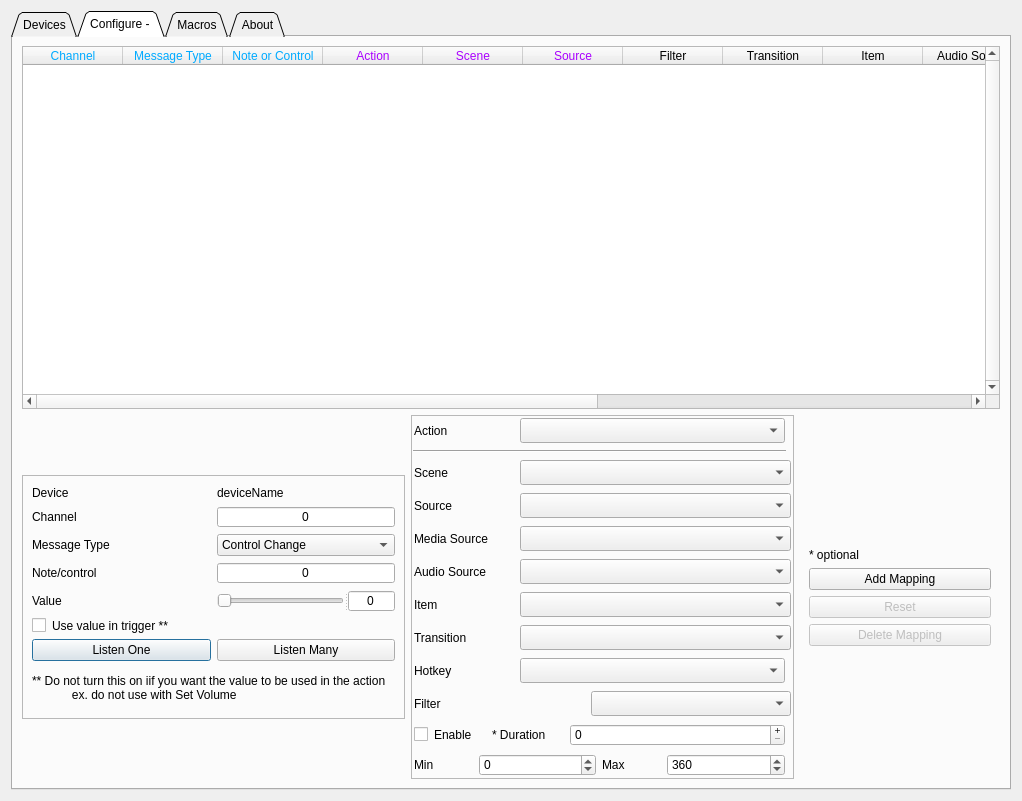
Old version of the form src/forms/settings-dialog.ui in the repository teisenbe/obs-midi.
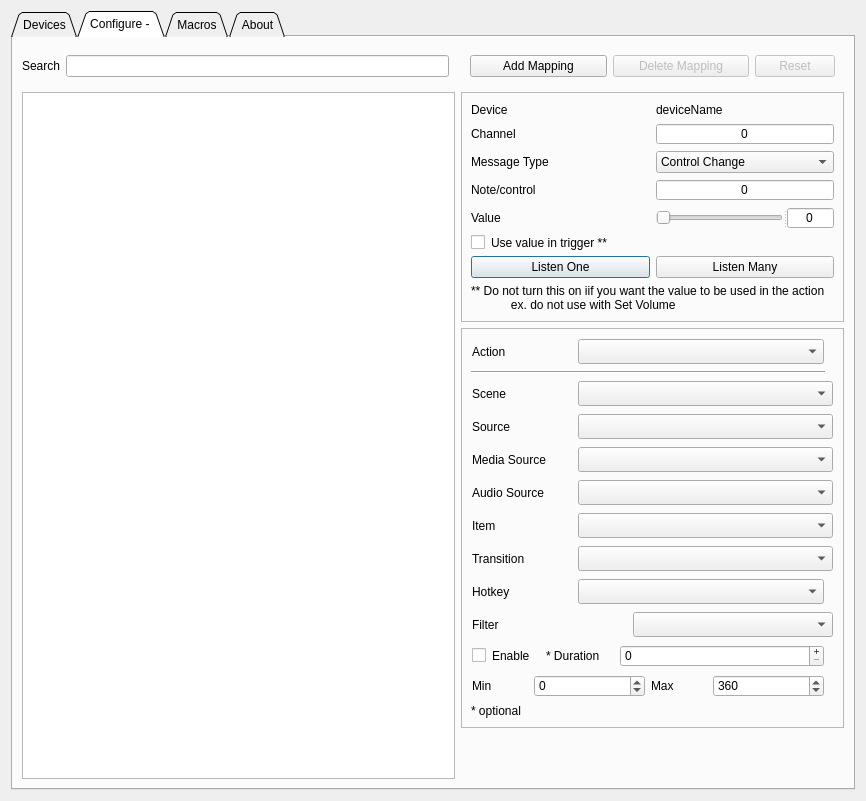
New version of the form.

Commit message: Change Mapping table to mapping List

Patch:
```diff
--- a/src/forms/settings-dialog.ui
+++ b/src/forms/settings-dialog.ui
@@ -9,7 +9,7 @@
    <rect>
     <x>0</x>
     <y>0</y>
-    <width>1022</width>
+    <width>866</width>
     <height>801</height>
    </rect>
   </property>
@@ -254,10 +254,42 @@
        <string>Configure - </string>
       </attribute>
       <layout class="QGridLayout" name="gridLayout_30">
-       <item row="1" column="0">
+       <item row="1" column="0" rowspan="3" colspan="3">
+        <widget class="QListWidget" name="list_mapping">
+         <property name="autoFillBackground">
+          <bool>true</bool>
+         </property>
+         <property name="editTriggers">
+          <set>QAbstractItemView::NoEditTriggers</set>
+         </property>
+         <property name="showDropIndicator" stdset="0">
+          <bool>false</bool>
+         </property>
+         <property name="defaultDropAction">
+          <enum>Qt::IgnoreAction</enum>
+         </property>
+         <property name="alternatingRowColors">
+          <bool>true</bool>
+         </property>
+         <property name="uniformItemSizes">
+          <bool>true</bool>
+         </property>
+        </widget>
+       </item>
+       <item row="0" column="0">
+        <widget class="QLabel" name="label_5">
+         <property name="text">
+          <string>Search</string>
+         </property>
+        </widget>
+       </item>
+       <item row="0" column="1">
+        <widget class="QLineEdit" name="lineEdit"/>
+       </item>
+       <item row="1" column="3">
         <widget class="QFrame" name="wid_midi">
          <property name="sizePolicy">
-          <sizepolicy hsizetype="MinimumExpanding" vsizetype="Fixed">
+          <sizepolicy hsizetype="Preferred" vsizetype="Fixed">
            <horstretch>0</horstretch>
            <verstretch>0</verstretch>
           </sizepolicy>
@@ -625,7 +657,7 @@
          </layout>
         </widget>
        </item>
-       <item row="1" column="1">
+       <item row="2" column="3">
         <widget class="QFrame" name="wid_Action">
          <property name="sizePolicy">
           <sizepolicy hsizetype="Preferred" vsizetype="Fixed">
@@ -654,19 +686,151 @@
          <property name="lineWidth">
           <number>3</number>
          </property>
-         <layout class="QGridLayout" name="gridLayout_23" rowstretch="1,0,0,0,0,0,0,0,0,0,0,0,0,0,0,0">
+         <layout class="QGridLayout" name="gridLayout_23" rowstretch="1,0,0,0,0,0,0,0,0,0,0,0,0,0,0,0,0">
           <property name="leftMargin">
-           <number>1</number>
+           <number>9</number>
           </property>
           <property name="topMargin">
-           <number>1</number>
+           <number>9</number>
           </property>
           <property name="rightMargin">
-           <number>1</number>
+           <number>9</number>
           </property>
           <property name="bottomMargin">
-           <number>1</number>
+           <number>9</number>
           </property>
+          <property name="horizontalSpacing">
+           <number>9</number>
+          </property>
+          <property name="verticalSpacing">
+           <number>6</number>
+          </property>
+          <item row="7" column="0" colspan="2">
+           <widget class="QWidget" name="w_media" native="true">
+            <property name="enabled">
+             <bool>true</bool>
+            </property>
+            <layout class="QGridLayout" name="gridLayout_24" columnstretch="1,3">
+             <property name="leftMargin">
+              <number>1</number>
+             </property>
+             <property name="topMargin">
+              <number>1</number>
+             </property>
+             <property name="rightMargin">
+              <number>1</number>
+             </property>
+             <property name="bottomMargin">
+              <number>1</number>
+             </property>
+             <item row="0" column="0">
+              <widget class="QLabel" name="label_obs_output_media_source">
+               <property name="sizePolicy">
+                <sizepolicy hsizetype="MinimumExpanding" vsizetype="Fixed">
+                 <horstretch>0</horstretch>
+                 <verstretch>0</verstretch>
+                </sizepolicy>
+               </property>
+               <property name="minimumSize">
+                <size>
+                 <width>100</width>
+                 <height>15</height>
+                </size>
+               </property>
+               <property name="maximumSize">
+                <size>
+                 <width>16777215</width>
+                 <height>50</height>
+                </size>
+               </property>
+               <property name="text">
+                <string>Media Source</string>
+               </property>
+              </widget>
+             </item>
+             <item row="0" column="1">
+              <widget class="QComboBox" name="cb_obs_output_media_source">
+               <property name="sizePolicy">
+                <sizepolicy hsizetype="MinimumExpanding" vsizetype="Fixed">
+                 <horstretch>0</horstretch>
+                 <verstretch>0</verstretch>
+                </sizepolicy>
+               </property>
+               <property name="minimumSize">
+                <size>
+                 <width>200</width>
+                 <height>25</height>
+                </size>
+               </property>
+               <property name="maximumSize">
+                <size>
+                 <width>16777215</width>
+                 <height>50</height>
+                </size>
+               </property>
+               <property name="sizeAdjustPolicy">
+                <enum>QComboBox::AdjustToContents</enum>
+               </property>
+              </widget>
+             </item>
+            </layout>
+           </widget>
+          </item>
+          <item row="15" column="0">
+           <widget class="QWidget" name="widget_range" native="true">
+            <layout class="QGridLayout" name="gridLayout_27" columnstretch="1,2,1,2">
+             <property name="leftMargin">
+              <number>1</number>
+             </property>
+             <property name="topMargin">
+              <number>1</number>
+             </property>
+             <property name="rightMargin">
+              <number>1</number>
+             </property>
+             <property name="bottomMargin">
+              <number>1</number>
+             </property>
+             <item row="0" column="0">
+              <widget class="QLabel" name="label_min">
+               <property name="text">
+                <string>Min</string>
+               </property>
+              </widget>
+             </item>
+             <item row="0" column="1">
+              <widget class="QSpinBox" name="sb_min">
+               <property name="minimum">
+                <number>-5000</number>
+               </property>
+               <property name="maximum">
+                <number>5000</number>
+               </property>
+              </widget>
+             </item>
+             <item row="0" column="2">
+              <widget class="QLabel" name="label_max">
+               <property name="text">
+                <string>Max</string>
+               </property>
+              </widget>
+             </item>
+             <item row="0" column="3">
+              <widget class="QSpinBox" name="sb_max">
+               <property name="minimum">
+                <number>-5000</number>
+               </property>
+               <property name="maximum">
+                <number>5000</number>
+               </property>
+               <property name="value">
+                <number>360</number>
+               </property>
+              </widget>
+             </item>
+            </layout>
+           </widget>
+          </item>
           <item row="1" column="0">
            <widget class="Line" name="line">
             <property name="orientation">
@@ -674,12 +838,80 @@
             </property>
            </widget>
           </item>
-          <item row="10" column="0" rowspan="2" colspan="2">
-           <widget class="QWidget" name="w_transition" native="true">
+          <item row="0" column="0">
+           <widget class="QWidget" name="widget_6" native="true">
+            <layout class="QGridLayout" name="gridLayout_4" columnstretch="1,0">
+             <property name="leftMargin">
+              <number>1</number>
+             </property>
+             <property name="topMargin">
+              <number>1</number>
+             </property>
+             <property name="rightMargin">
+              <number>1</number>
+             </property>
+             <property name="bottomMargin">
+              <number>1</number>
+             </property>
+             <item row="0" column="0">
+              <widget class="QLabel" name="label_obs_output_action">
+               <property name="sizePolicy">
+                <sizepolicy hsizetype="MinimumExpanding" vsizetype="Fixed">
+                 <horstretch>0</horstretch>
+                 <verstretch>0</verstretch>
+                </sizepolicy>
+               </property>
+               <property name="minimumSize">
+                <size>
+                 <width>100</width>
+                 <height>25</height>
+                </size>
+               </property>
+               <property name="maximumSize">
+                <size>
+                 <width>100</width>
+                 <height>25</height>
+                </size>
+               </property>
+               <property name="text">
+                <string>Action</string>
+               </property>
+              </widget>
+             </item>
+             <item row="0" column="1">
+              <widget class="QComboBox" name="cb_obs_output_action">
+               <property name="sizePolicy">
+                <sizepolicy hsizetype="MinimumExpanding" vsizetype="Fixed">
+                 <horstretch>0</horstretch>
+                 <verstretch>0</verstretch>
+                </sizepolicy>
+               </property>
+               <property name="minimumSize">
+                <size>
+                 <width>200</width>
+                 <height>25</height>
+                </size>
+               </property>
+               <property name="maximumSize">
+                <size>
+                 <width>16777215</width>
+                 <height>25</height>
+                </size>
+               </property>
+               <property name="sizeAdjustPolicy">
+                <enum>QComboBox::AdjustToContents</enum>
+               </property>
+              </widget>
+             </item>
+            </layout>
+           </widget>
+          </item>
+          <item row="12" column="0">
+           <widget class="QWidget" name="w_hotkey" native="true">
             <property name="enabled">
              <bool>true</bool>
             </property>
-            <layout class="QGridLayout" name="gridLayout_22" columnstretch="1,3">
+            <layout class="QGridLayout" name="gridLayout_32" columnstretch="1,3">
              <property name="leftMargin">
               <number>1</number>
              </property>
@@ -693,7 +925,7 @@
               <number>1</number>
              </property>
              <item row="0" column="0">
-              <widget class="QLabel" name="label_obs_output_transition">
+              <widget class="QLabel" name="label_obs_output_hotkey">
                <property name="sizePolicy">
                 <sizepolicy hsizetype="MinimumExpanding" vsizetype="Fixed">
                  <horstretch>0</horstretch>
@@ -703,22 +935,22 @@
                <property name="minimumSize">
                 <size>
                  <width>100</width>
-                 <height>25</height>
+                 <height>15</height>
                 </size>
                </property>
                <property name="maximumSize">
                 <size>
                  <width>16777215</width>
-                 <height>25</height>
+                 <height>50</height>
                 </size>
                </property>
                <property name="text">
-                <string>Transition</string>
+                <string>Hotkey</string>
                </property>
               </widget>
              </item>
              <item row="0" column="1">
-              <widget class="QComboBox" name="cb_obs_output_transition">
+              <widget class="QComboBox" name="cb_obs_output_hotkey">
                <property name="sizePolicy">
                 <sizepolicy hsizetype="MinimumExpanding" vsizetype="Fixed">
                  <horstretch>0</horstretch>
@@ -734,7 +966,7 @@
                <property name="maximumSize">
                 <size>
                  <width>16777215</width>
-                 <height>25</height>
+                 <height>50</height>
                 </size>
                </property>
                <property name="sizeAdjustPolicy">
@@ -867,6 +1099,77 @@
             </layout>
            </widget>
           </item>
+          <item row="2" column="0" rowspan="4" colspan="2">
+           <widget class="QWidget" name="w_scene" native="true">
+            <property name="enabled">
+             <bool>true</bool>
+            </property>
+            <layout class="QGridLayout" name="gridLayout_19" columnstretch="1,3">
+             <property name="leftMargin">
+              <number>1</number>
+             </property>
+             <property name="topMargin">
+              <number>1</number>
+             </property>
+             <property name="rightMargin">
+              <number>1</number>
+             </property>
+             <property name="bottomMargin">
+              <number>1</number>
+             </property>
+             <item row="0" column="0">
+              <widget class="QLabel" name="label_obs_output_scene">
+               <property name="sizePolicy">
+                <sizepolicy hsizetype="MinimumExpanding" vsizetype="Fixed">
+                 <horstretch>0</horstretch>
+                 <verstretch>0</verstretch>
+                </sizepolicy>
+               </property>
+               <property name="minimumSize">
+                <size>
+                 <width>100</width>
+                 <height>15</height>
+                </size>
+               </property>
+               <property name="maximumSize">
+                <size>
+                 <width>16777215</width>
+                 <height>50</height>
+                </size>
+               </property>
+               <property name="text">
+                <string>Scene</string>
+               </property>
+              </widget>
+             </item>
+             <item row="0" column="1">
+              <widget class="QComboBox" name="cb_obs_output_scene">
+               <property name="sizePolicy">
+                <sizepolicy hsizetype="MinimumExpanding" vsizetype="Fixed">
+                 <horstretch>0</horstretch>
+                 <verstretch>0</verstretch>
+                </sizepolicy>
+               </property>
+               <property name="minimumSize">
+                <size>
+                 <width>200</width>
+                 <height>25</height>
+                </size>
+               </property>
+               <property name="maximumSize">
+                <size>
+                 <width>16777215</width>
+                 <height>25</height>
+                </size>
+               </property>
+               <property name="sizeAdjustPolicy">
+                <enum>QComboBox::AdjustToContents</enum>
+               </property>
+              </widget>
+             </item>
+            </layout>
+           </widget>
+          </item>
           <item row="6" column="0" colspan="2">
            <widget class="QWidget" name="w_source" native="true">
             <property name="enabled">
@@ -938,12 +1241,12 @@
             </layout>
            </widget>
           </item>
-          <item row="7" column="0" colspan="2">
-           <widget class="QWidget" name="w_media" native="true">
+          <item row="10" column="0" rowspan="2" colspan="2">
+           <widget class="QWidget" name="w_transition" native="true">
             <property name="enabled">
              <bool>true</bool>
             </property>
-            <layout class="QGridLayout" name="gridLayout_24" columnstretch="1,3">
+            <layout class="QGridLayout" name="gridLayout_22" columnstretch="1,3">
              <property name="leftMargin">
               <number>1</number>
              </property>
@@ -957,7 +1260,7 @@
               <number>1</number>
              </property>
              <item row="0" column="0">
-              <widget class="QLabel" name="label_obs_output_media_source">
+              <widget class="QLabel" name="label_obs_output_transition">
                <property name="sizePolicy">
                 <sizepolicy hsizetype="MinimumExpanding" vsizetype="Fixed">
                  <horstretch>0</horstretch>
@@ -967,22 +1270,22 @@
                <property name="minimumSize">
                 <size>
                  <width>100</width>
-                 <height>15</height>
+                 <height>25</height>
                 </size>
                </property>
                <property name="maximumSize">
                 <size>
                  <width>16777215</width>
-                 <height>50</height>
+                 <height>25</height>
                 </size>
                </property>
                <property name="text">
-                <string>Media Source</string>
+                <string>Transition</string>
                </property>
               </widget>
              </item>
              <item row="0" column="1">
-              <widget class="QComboBox" name="cb_obs_output_media_source">
+              <widget class="QComboBox" name="cb_obs_output_transition">
                <property name="sizePolicy">
                 <sizepolicy hsizetype="MinimumExpanding" vsizetype="Fixed">
                  <horstretch>0</horstretch>
@@ -998,7 +1301,7 @@
                <property name="maximumSize">
                 <size>
                  <width>16777215</width>
-                 <height>50</height>
+                 <height>25</height>
                 </size>
                </property>
                <property name="sizeAdjustPolicy">
@@ -1009,61 +1312,6 @@
             </layout>
            </widget>
           </item>
-          <item row="15" column="0">
-           <widget class="QWidget" name="widget_range" native="true">
-            <layout class="QGridLayout" name="gridLayout_27" columnstretch="1,2,1,2">
-             <property name="leftMargin">
-              <number>1</number>
-             </property>
-             <property name="topMargin">
-              <number>1</number>
-             </property>
-             <property name="rightMargin">
-              <number>1</number>
-             </property>
-             <property name="bottomMargin">
-              <number>1</number>
-             </property>
-             <item row="0" column="0">
-              <widget class="QLabel" name="label_min">
-               <property name="text">
-                <string>Min</string>
-               </property>
-              </widget>
-             </item>
-             <item row="0" column="1">
-              <widget class="QSpinBox" name="sb_min">
-               <property name="minimum">
-                <number>-5000</number>
-               </property>
-               <property name="maximum">
-                <number>5000</number>
-               </property>
-              </widget>
-             </item>
-             <item row="0" column="2">
-              <widget class="QLabel" name="label_max">
-               <property name="text">
-                <string>Max</string>
-               </property>
-              </widget>
-             </item>
-             <item row="0" column="3">
-              <widget class="QSpinBox" name="sb_max">
-               <property name="minimum">
-                <number>-5000</number>
-               </property>
-               <property name="maximum">
-                <number>5000</number>
-               </property>
-               <property name="value">
-                <number>360</number>
-               </property>
-              </widget>
-             </item>
-            </layout>
-           </widget>
-          </item>
           <item row="9" column="0" colspan="2">
            <widget class="QWidget" name="w_item" native="true">
             <property name="enabled">
@@ -1135,74 +1383,6 @@
             </layout>
            </widget>
           </item>
-          <item row="0" column="0">
-           <widget class="QWidget" name="widget_6" native="true">
-            <layout class="QGridLayout" name="gridLayout_4" columnstretch="1,0">
-             <property name="leftMargin">
-              <number>1</number>
-             </property>
-             <property name="topMargin">
-              <number>1</number>
-             </property>
-             <property name="rightMargin">
-              <number>1</number>
-             </property>
-             <property name="bottomMargin">
-              <number>1</number>
-             </property>
-             <item row="0" column="0">
-              <widget class="QLabel" name="label_obs_output_action">
-               <property name="sizePolicy">
-                <sizepolicy hsizetype="MinimumExpanding" vsizetype="Fixed">
-                 <horstretch>0</horstretch>
-                 <verstretch>0</verstretch>
-                </sizepolicy>
-               </property>
-               <property name="minimumSize">
-                <size>
-                 <width>100</width>
-                 <height>25</height>
-                </size>
-               </property>
-               <property name="maximumSize">
-                <size>
-                 <width>100</width>
-                 <height>25</height>
-                </size>
-               </property>
-               <property name="text">
-                <string>Action</string>
-               </property>
-              </widget>
-             </item>
-             <item row="0" column="1">
-              <widget class="QComboBox" name="cb_obs_output_action">
-               <property name="sizePolicy">
-                <sizepolicy hsizetype="MinimumExpanding" vsizetype="Fixed">
-                 <horstretch>0</horstretch>
-                 <verstretch>0</verstretch>
-                </sizepolicy>
-               </property>
-               <property name="minimumSize">
-                <size>
-                 <width>200</width>
-                 <height>25</height>
-                </size>
-               </property>
-               <property name="maximumSize">
-                <size>
-                 <width>16777215</width>
-                 <height>25</height>
-                </size>
-               </property>
-               <property name="sizeAdjustPolicy">
-                <enum>QComboBox::AdjustToContents</enum>
-               </property>
-              </widget>
-             </item>
-            </layout>
-           </widget>
-          </item>
           <item row="8" column="0" colspan="2">
            <widget class="QWidget" name="w_audio" native="true">
             <property name="enabled">
@@ -1274,161 +1454,42 @@
             </layout>
            </widget>
           </item>
-          <item row="2" column="0" rowspan="4" colspan="2">
-           <widget class="QWidget" name="w_scene" native="true">
-            <property name="enabled">
-             <bool>true</bool>
+          <item row="16" column="0">
+           <widget class="QLabel" name="label_optional">
+            <property name="text">
+             <string>* optional</string>
             </property>
-            <layout class="QGridLayout" name="gridLayout_19" columnstretch="1,3">
-             <property name="leftMargin">
-              <number>1</number>
-             </property>
-             <property name="topMargin">
-              <number>1</number>
-             </property>
-             <property name="rightMargin">
-              <number>1</number>
-             </property>
-             <property name="bottomMargin">
-              <number>1</number>
-             </property>
-             <item row="0" column="0">
-              <widget class="QLabel" name="label_obs_output_scene">
-               <property name="sizePolicy">
-                <sizepolicy hsizetype="MinimumExpanding" vsizetype="Fixed">
-                 <horstretch>0</horstretch>
-                 <verstretch>0</verstretch>
-                </sizepolicy>
-               </property>
-               <property name="minimumSize">
-                <size>
-                 <width>100</width>
-                 <height>15</height>
-                </size>
-               </property>
-               <property name="maximumSize">
-                <size>
-                 <width>16777215</width>
-                 <height>50</height>
-                </size>
-               </property>
-               <property name="text">
-                <string>Scene</string>
-               </property>
-              </widget>
-             </item>
-             <item row="0" column="1">
-              <widget class="QComboBox" name="cb_obs_output_scene">
-               <property name="sizePolicy">
-                <sizepolicy hsizetype="MinimumExpanding" vsizetype="Fixed">
-                 <horstretch>0</horstretch>
-                 <verstretch>0</verstretch>
-                </sizepolicy>
-               </property>
-               <property name="minimumSize">
-                <size>
-                 <width>200</width>
-                 <height>25</height>
-                </size>
-               </property>
-               <property name="maximumSize">
-                <size>
-                 <width>16777215</width>
-                 <height>25</height>
-                </size>
-               </property>
-               <property name="sizeAdjustPolicy">
-                <enum>QComboBox::AdjustToContents</enum>
-               </property>
-              </widget>
-             </item>
-            </layout>
-           </widget>
-          </item>
-          <item row="12" column="0">
-           <widget class="QWidget" name="w_hotkey" native="true">
-            <property name="enabled">
-             <bool>true</bool>
-            </property>
-            <layout class="QGridLayout" name="gridLayout_32" columnstretch="1,3">
-             <property name="leftMargin">
-              <number>1</number>
-             </property>
-             <property name="topMargin">
-              <number>1</number>
-             </property>
-             <property name="rightMargin">
-              <number>1</number>
-             </property>
-             <property name="bottomMargin">
-              <number>1</number>
-             </property>
-             <item row="0" column="0">
-              <widget class="QLabel" name="label_obs_output_hotkey">
-               <property name="sizePolicy">
-                <sizepolicy hsizetype="MinimumExpanding" vsizetype="Fixed">
-                 <horstretch>0</horstretch>
-                 <verstretch>0</verstretch>
-                </sizepolicy>
-               </property>
-               <property name="minimumSize">
-                <size>
-                 <width>100</width>
-                 <height>15</height>
-                </size>
-               </property>
-               <property name="maximumSize">
-                <size>
-                 <width>16777215</width>
-                 <height>50</height>
-                </size>
-               </property>
-               <property name="text">
-                <string>Hotkey</string>
-               </property>
-              </widget>
-             </item>
-             <item row="0" column="1">
-              <widget class="QComboBox" name="cb_obs_output_hotkey">
-               <property name="sizePolicy">
-                <sizepolicy hsizetype="MinimumExpanding" vsizetype="Fixed">
-                 <horstretch>0</horstretch>
-                 <verstretch>0</verstretch>
-                </sizepolicy>
-               </property>
-               <property name="minimumSize">
-                <size>
-                 <width>200</width>
-                 <height>25</height>
-                </size>
-               </property>
-               <property name="maximumSize">
-                <size>
-                 <width>16777215</width>
-                 <height>50</height>
-                </size>
-               </property>
-               <property name="sizeAdjustPolicy">
-                <enum>QComboBox::AdjustToContents</enum>
-               </property>
-              </widget>
-             </item>
-            </layout>
            </widget>
           </item>
          </layout>
         </widget>
        </item>
-       <item row="1" column="2">
+       <item row="0" column="3">
         <widget class="QWidget" name="widget_7" native="true">
+         <property name="sizePolicy">
+          <sizepolicy hsizetype="MinimumExpanding" vsizetype="Preferred">
+           <horstretch>0</horstretch>
+           <verstretch>0</verstretch>
+          </sizepolicy>
+         </property>
          <property name="maximumSize">
           <size>
-           <width>200</width>
+           <width>16777215</width>
            <height>16777215</height>
           </size>
          </property>
          <layout class="QGridLayout" name="gridLayout_28">
-          <item row="4" column="0">
+          <item row="1" column="4">
+           <widget class="QPushButton" name="btn_reset">
+            <property name="enabled">
+             <bool>false</bool>
+            </property>
+            <property name="text">
+             <string>Reset</string>
+            </property>
+           </widget>
+          </item>
+          <item row="1" column="3">
            <widget class="QPushButton" name="btn_delete">
             <property name="enabled">
              <bool>false</bool>
@@ -1450,14 +1511,7 @@
             </property>
            </widget>
           </item>
-          <item row="1" column="0">
-           <widget class="QLabel" name="label_optional">
-            <property name="text">
-             <string>* optional</string>
-            </property>
-           </widget>
-          </item>
-          <item row="2" column="0">
+          <item row="1" column="2">
            <widget class="QPushButton" name="btn_add">
             <property name="sizePolicy">
              <sizepolicy hsizetype="MinimumExpanding" vsizetype="Fixed">
@@ -1476,220 +1530,9 @@
             </property>
            </widget>
           </item>
-          <item row="0" column="0">
-           <spacer name="verticalSpacer_4">
-            <property name="orientation">
-             <enum>Qt::Vertical</enum>
-            </property>
-            <property name="sizeHint" stdset="0">
-             <size>
-              <width>20</width>
-              <height>40</height>
-             </size>
-            </property>
-           </spacer>
-          </item>
-          <item row="6" column="0">
-           <spacer name="verticalSpacer_3">
-            <property name="orientation">
-             <enum>Qt::Vertical</enum>
-            </property>
-            <property name="sizeHint" stdset="0">
-             <size>
-              <width>20</width>
-              <height>40</height>
-             </size>
-            </property>
-           </spacer>
-          </item>
-          <item row="3" column="0">
-           <widget class="QPushButton" name="btn_reset">
-            <property name="enabled">
-             <bool>false</bool>
-            </property>
-            <property name="text">
-             <string>Reset</string>
-            </property>
-           </widget>
-          </item>
          </layout>
         </widget>
        </item>
-       <item row="0" column="0" colspan="3">
-        <widget class="QTableWidget" name="table_mapping">
-         <property name="sizePolicy">
-          <sizepolicy hsizetype="MinimumExpanding" vsizetype="Preferred">
-           <horstretch>0</horstretch>
-           <verstretch>3</verstretch>
-          </sizepolicy>
-         </property>
-         <property name="minimumSize">
-          <size>
-           <width>400</width>
-           <height>200</height>
-          </size>
-         </property>
-         <property name="verticalScrollBarPolicy">
-          <enum>Qt::ScrollBarAlwaysOn</enum>
-         </property>
-         <property name="sizeAdjustPolicy">
-          <enum>QAbstractScrollArea::AdjustIgnored</enum>
-         </property>
-         <property name="editTriggers">
-          <set>QAbstractItemView::NoEditTriggers</set>
-         </property>
-         <property name="alternatingRowColors">
-          <bool>true</bool>
-         </property>
-         <property name="selectionMode">
-          <enum>QAbstractItemView::SingleSelection</enum>
-         </property>
-         <property name="selectionBehavior">
-          <enum>QAbstractItemView::SelectRows</enum>
-         </property>
-         <property name="verticalScrollMode">
-          <enum>QAbstractItemView::ScrollPerPixel</enum>
-         </property>
-         <attribute name="horizontalHeaderCascadingSectionResizes">
-          <bool>false</bool>
-         </attribute>
-         <attribute name="horizontalHeaderShowSortIndicator" stdset="0">
-          <bool>true</bool>
-         </attribute>
-         <attribute name="horizontalHeaderStretchLastSection">
-          <bool>false</bool>
-         </attribute>
-         <column>
-          <property name="text">
-           <string>Channel</string>
-          </property>
-          <property name="foreground">
-           <brush brushstyle="SolidPattern">
-            <color alpha="255">
-             <red>0</red>
-             <green>170</green>
-             <blue>255</blue>
-            </color>
-           </brush>
-          </property>
-         </column>
-         <column>
-          <property name="text">
-           <string>Message Type</string>
-          </property>
-          <property name="foreground">
-           <brush brushstyle="SolidPattern">
-            <color alpha="255">
-             <red>0</red>
-             <green>170</green>
-             <blue>255</blue>
-            </color>
-           </brush>
-          </property>
-         </column>
-         <column>
-          <property name="text">
-           <string>Note or Control</string>
-          </property>
-          <property name="foreground">
-           <brush brushstyle="SolidPattern">
-            <color alpha="255">
-             <red>0</red>
-             <green>170</green>
-             <blue>255</blue>
-            </color>
-           </brush>
-          </property>
-         </column>
-         <column>
-          <property name="text">
-           <string>Action</string>
-          </property>
-          <property name="foreground">
-           <brush brushstyle="SolidPattern">
-            <color alpha="255">
-             <red>170</red>
-             <green>0</green>
-             <blue>255</blue>
-            </color>
-           </brush>
-          </property>
-         </column>
-         <column>
-          <property name="text">
-           <string>Scene</string>
-          </property>
-          <property name="foreground">
-           <brush brushstyle="SolidPattern">
-            <color alpha="255">
-             <red>170</red>
-             <green>0</green>
-             <blue>255</blue>
-            </color>
-           </brush>
-          </property>
-         </column>
-         <column>
-          <property name="text">
-           <string>Source</string>
-          </property>
-          <property name="foreground">
-           <brush brushstyle="SolidPattern">
-            <color alpha="255">
-             <red>170</red>
-             <green>0</green>
-             <blue>255</blue>
-            </color>
-           </brush>
-          </property>
-         </column>
-         <column>
-          <property name="text">
-           <string>Filter</string>
-          </property>
-         </column>
-         <column>
-          <property name="text">
-           <string>Transition</string>
-          </property>
-         </column>
-         <column>
-          <property name="text">
-           <string>Item</string>
-          </property>
-         </column>
-         <column>
-          <property name="text">
-           <string>Audio Source</string>
-          </property>
-         </column>
-         <column>
-          <property name="text">
-           <string>Media Source</string>
-          </property>
-         </column>
-         <column>
-          <property name="text">
-           <string>Duration</string>
-          </property>
-         </column>
-         <column>
-          <property name="text">
-           <string>Min</string>
-          </property>
-         </column>
-         <column>
-          <property name="text">
-           <string>Max</string>
-          </property>
-         </column>
-         <column>
-          <property name="text">
-           <string>Hotkey</string>
-          </property>
-         </column>
-        </widget>
-       </item>
       </layout>
      </widget>
      <widget class="QWidget" name="tab_Macros">
```
Left out of the diff: 27 changed lines with no effect on the pictures. The commit also changes 11 other files.
